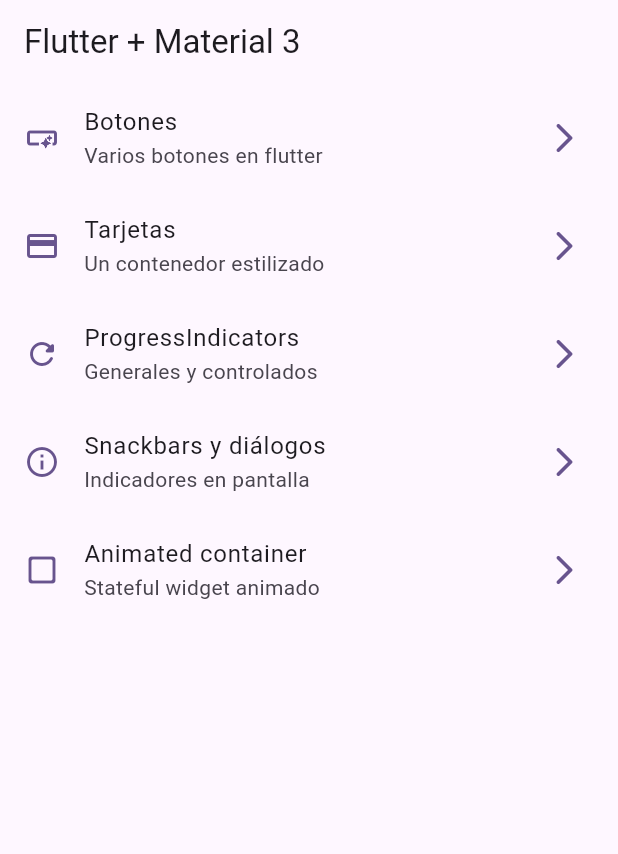
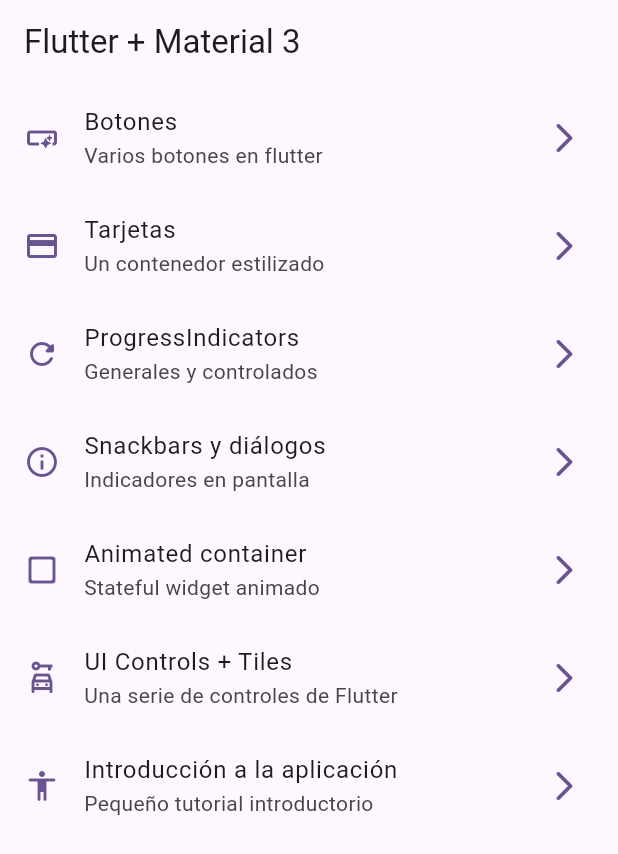
Before and after one commit to Brunox117/widgets_app, a Flutter app: the screen it shows after launch, on a phone screen of 412 x 824 dp. Shown: the top 854 px of the screen. Run offline on Flutter 3.47's test engine with Material 2 defaults, Android fonts, the phone set to English and light mode, and no system bars; our stand-ins replace go_router.

```diff
--- a/lib/config/menu/menu_items.dart
+++ b/lib/config/menu/menu_items.dart
@@ -39,4 +39,14 @@ const appMenuItems = <MenuItem>[
       subtitle: 'Stateful widget animado',
       link: '/animated',
       icon: Icons.check_box_outline_blank_rounded),
+  MenuItem(
+      title: 'UI Controls + Tiles',
+      subtitle: 'Una serie de controles de Flutter',
+      link: '/ui-controls',
+      icon: Icons.car_rental_outlined),
+  MenuItem(
+      title: 'Introducción a la aplicación',
+      subtitle: 'Pequeño tutorial introductorio',
+      link: '/tutorial',
+      icon: Icons.accessibility_rounded),
 ];
--- a/lib/config/router/app_router.dart
+++ b/lib/config/router/app_router.dart
@@ -35,6 +35,16 @@ final appRouter = GoRouter(
       name: AnimatedScreen.name,
       builder: (context, state ) => const AnimatedScreen(),
     ),
+    GoRoute(
+      path: '/ui-controls',
+      name: UiControlsScreen.name,
+      builder: (context, state ) => const UiControlsScreen(),
+    ),
+    GoRoute(
+      path: '/tutorial',
+      name: AppTutorialScreen.name,
+      builder: (context, state ) => const AppTutorialScreen(),
+    ),
 
 
   ],
--- a/pubspec.yaml
+++ b/pubspec.yaml
@@ -18,3 +18,6 @@ dev_dependencies:
 
 flutter:
   uses-material-design: true
+
+assets:
+  - assets/images/
```
Also changed, not shown: lib/presentation/screens/ui_controls/ui_controls_screen.dart (+102 -1 lines), assets/images/1.png (added), assets/images/2.png (added), assets/images/3.png (added), assets/images/jar-loading.gif (added).
